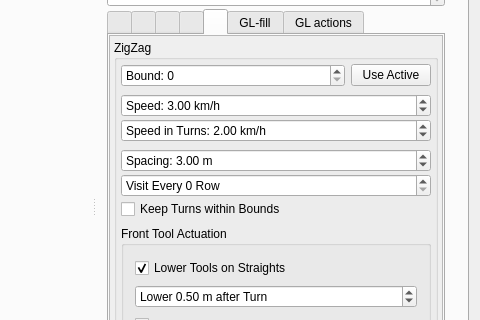
The window that Linux/RControlStation/mainwindow.ui (GunnarLarssonSLU/rise_sdvp) describes before a commit, drawn with Qt 5; both pictures show x 720 to 1200 and y 255 to 575 of the 1200 by 900 pixel window.
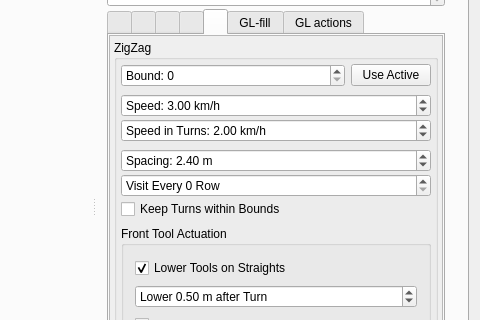
The same window after the commit. The open tabs and pages were chosen to show the change. Icons and pictures are not drawn. Custom widgets are drawn as their Qt base class.

Commit message:
RControlStation: arbetsbredd 2,4 m i ZigZag och redskapsmåtten sparas
- ZigZag Spacing (avstånd mellan körningarna) 2,4 m som standard (var 3,0 m, gav
  60 cm glipa med MacBots 2,4 m breda aggregat)
- Spacing samt GL-fill Implement Width/Length sparas (QSettings "redskap") och
  gäller vid nästa start; standard 2,4 m / 3,4 m

Claude-Session: https://claude.ai/code/session_01ULjPKVBF21pz8TK9rHq1ax

Diff of the .ui file:
```diff
--- a/Linux/RControlStation/mainwindow.ui
+++ b/Linux/RControlStation/mainwindow.ui
@@ -2485,7 +2485,7 @@
                           <double>0.100000000000000</double>
                          </property>
                          <property name="value">
-                          <double>3.000000000000000</double>
+                          <double>2.400000000000000</double>
                          </property>
                         </widget>
                        </item>
```
The commit also changes 1 other file.
